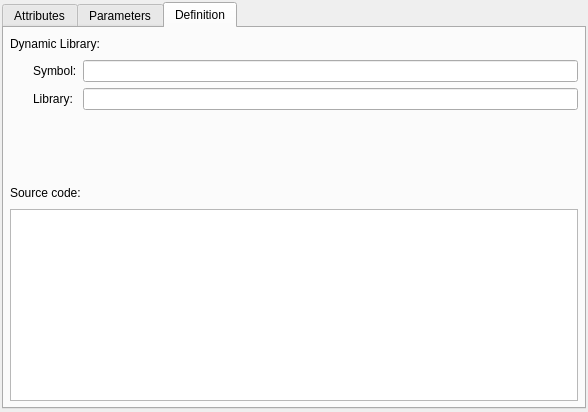
pgmodeler/pgmodeler, file libpgmodeler_ui/ui/functionwidget.ui: the form before one commit.
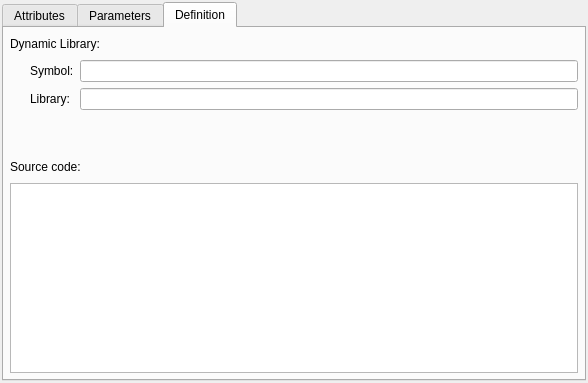
The form after the commit. The open tabs and pages were chosen to show the change.

Commit message: Fixed the function editing form resizing. (issue #369)

Diff of the .ui file:
```diff
--- a/libpgmodeler_ui/ui/functionwidget.ui
+++ b/libpgmodeler_ui/ui/functionwidget.ui
@@ -7,7 +7,7 @@
     <x>0</x>
     <y>0</y>
     <width>588</width>
-    <height>412</height>
+    <height>383</height>
    </rect>
   </property>
   <property name="sizePolicy">
@@ -41,19 +41,6 @@
    <property name="spacing">
     <number>6</number>
    </property>
-   <item row="2" column="0">
-    <spacer name="verticalSpacer_2">
-     <property name="orientation">
-      <enum>Qt::Vertical</enum>
-     </property>
-     <property name="sizeHint" stdset="0">
-      <size>
-       <width>20</width>
-       <height>1</height>
-      </size>
-     </property>
-    </spacer>
-   </item>
    <item row="1" column="0">
     <widget class="QTabWidget" name="func_config_twg">
      <property name="sizePolicy">
@@ -479,6 +466,12 @@
        </property>
        <item row="0" column="0">
         <widget class="QFrame" name="biblioteca_frm">
+         <property name="sizePolicy">
+          <sizepolicy hsizetype="Preferred" vsizetype="Expanding">
+           <horstretch>0</horstretch>
+           <verstretch>0</verstretch>
+          </sizepolicy>
+         </property>
          <property name="frameShape">
           <enum>QFrame::NoFrame</enum>
          </property>
@@ -579,7 +572,7 @@
             </property>
            </widget>
           </item>
-          <item row="3" column="3">
+          <item row="3" column="2">
            <spacer name="verticalSpacer">
             <property name="orientation">
              <enum>Qt::Vertical</enum>
@@ -587,7 +580,7 @@
             <property name="sizeHint" stdset="0">
              <size>
               <width>20</width>
-              <height>61</height>
+              <height>40</height>
              </size>
             </property>
            </spacer>
@@ -597,6 +590,12 @@
        </item>
        <item row="1" column="0">
         <widget class="QFrame" name="codigofonte_frm">
+         <property name="sizePolicy">
+          <sizepolicy hsizetype="Preferred" vsizetype="Expanding">
+           <horstretch>0</horstretch>
+           <verstretch>0</verstretch>
+          </sizepolicy>
+         </property>
          <property name="frameShape">
           <enum>QFrame::NoFrame</enum>
          </property>
```
Left out of the diff: 90 changed lines with no effect on the pictures. The commit also changes 1 other file.
